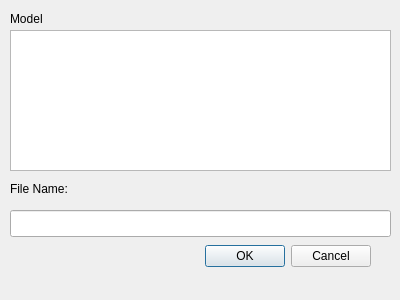
This is ide/XSIDE/xsdialog.ui in mixtile/xskit as Qt 5 draws it before an edit. The edited form follows.
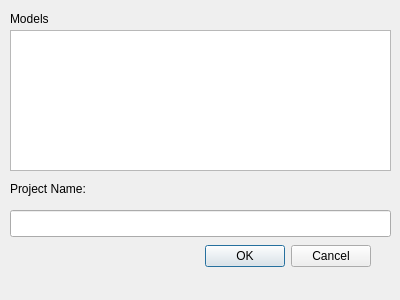
This is the edited form.

Diff of the .ui file:
```diff
--- a/ide/XSIDE/xsdialog.ui
+++ b/ide/XSIDE/xsdialog.ui
@@ -39,7 +39,7 @@
     </rect>
    </property>
    <property name="text">
-    <string>File Name:</string>
+    <string>Project Name:</string>
    </property>
   </widget>
   <widget class="QLineEdit" name="lineEdit">
@@ -62,7 +62,7 @@
     </rect>
    </property>
    <property name="text">
-    <string>Model</string>
+    <string>Models</string>
    </property>
   </widget>
   <widget class="QListView" name="listView">
```
